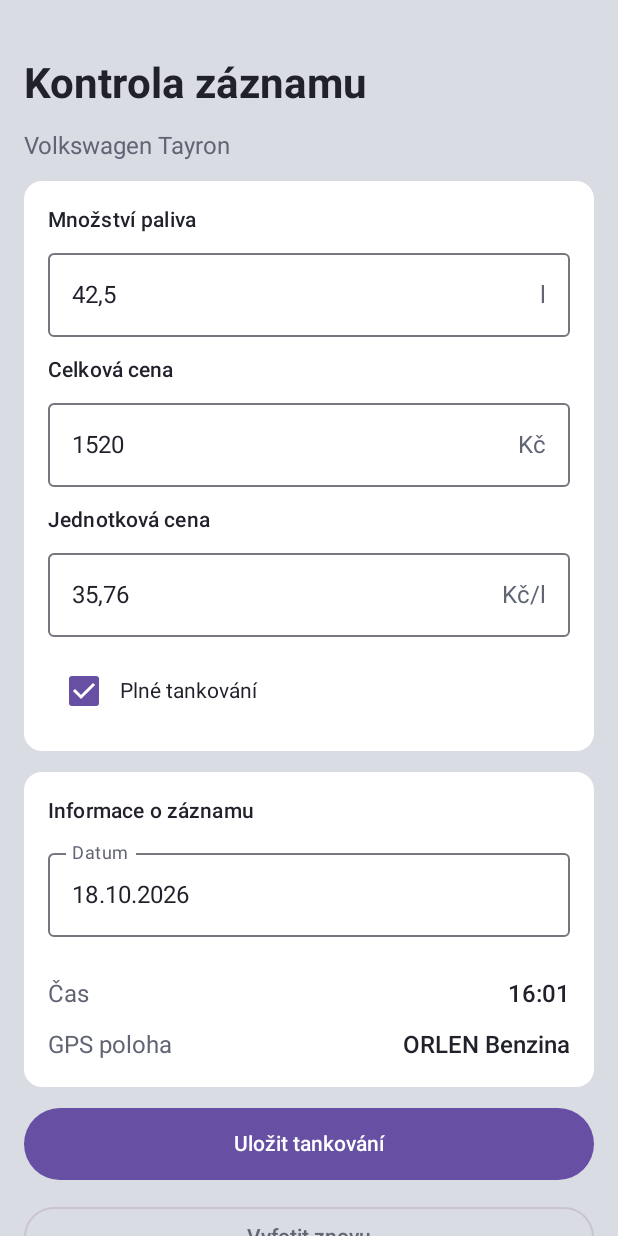
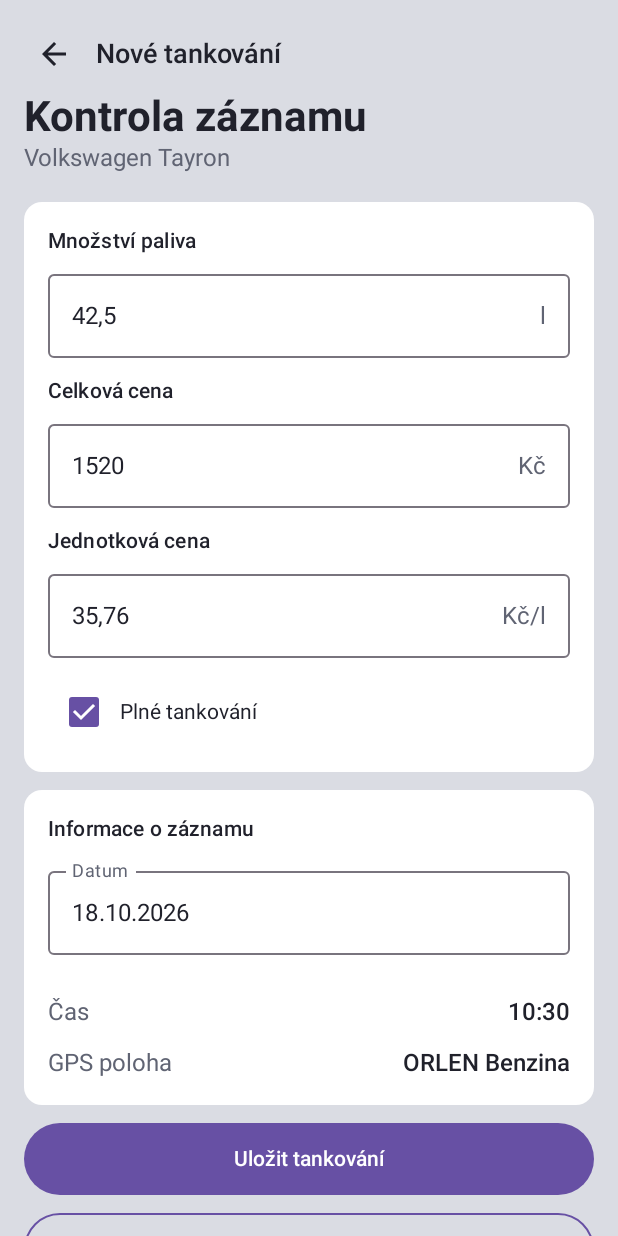
Before and after one commit to Andr3wHere/Fueling_Management_Tool, an Android app built with Jetpack Compose: the @Preview function EditFuelRecordLightPreview, on a phone screen of 412 x 824 dp. Run offline under Robolectric (Android 15) with nearby library versions, the phone set to English and light mode, and no system bars.

Commit message:
SCRUM-94. Added back button to top of form. Fixed alignment to the back button in camera screen and layout in Figma. Changed button colors. New logic for showing certain buttons according to form state. Form now scrolls above keyboard.

```diff
--- a/App/app/src/main/java/cz/ddt/fuelingmanagementtool/feature/fuel_record/EditFuelRecordScreen.kt
+++ b/App/app/src/main/java/cz/ddt/fuelingmanagementtool/feature/fuel_record/EditFuelRecordScreen.kt
@@ -2,21 +2,28 @@
 package cz.ddt.fuelingmanagementtool.feature.fuel_record
 
 import android.content.res.Configuration
+import androidx.activity.compose.BackHandler
+import androidx.compose.foundation.BorderStroke
 import androidx.compose.foundation.layout.*
 import androidx.compose.foundation.rememberScrollState
 import androidx.compose.foundation.verticalScroll
 import androidx.compose.foundation.text.KeyboardOptions
 import androidx.compose.material3.*
 import androidx.compose.runtime.*
+import androidx.compose.ui.Alignment
 import androidx.compose.ui.Modifier
 import androidx.compose.ui.text.font.FontWeight
+import androidx.compose.ui.text.input.ImeAction
 import androidx.compose.ui.text.input.KeyboardType
 import androidx.compose.ui.tooling.preview.Preview
 import androidx.compose.ui.unit.dp
+import androidx.compose.ui.unit.sp
+import cz.ddt.fuelingmanagementtool.ui.icons.AppIcons
 import cz.ddt.fuelingmanagementtool.ui.theme.FuelingManagementToolTheme
 import java.math.BigDecimal
 import java.math.RoundingMode
 import java.time.LocalDate
+import java.time.LocalTime
 import java.time.format.DateTimeFormatter
 import java.time.format.ResolverStyle
 
@@ -37,8 +44,15 @@ private fun formatDecimal(value: BigDecimal): String =
         .toPlainString()
         .replace('.', ',')
 
+enum class FuelRecordFormMode {
+    CAMERA_CREATE,
+    MANUAL_CREATE,
+    EDIT_EXISTING
+}
+
 @Composable
 fun EditFuelRecordScreen(
+    mode: FuelRecordFormMode = FuelRecordFormMode.MANUAL_CREATE,
     onSave: (String, String, String, String) -> Unit =
         { _, _, _, _ -> },
     onBack: () -> Unit = {},
@@ -51,7 +65,7 @@ fun EditFuelRecordScreen(
     initialLiters: String = "",
     initialPrice: String = "",
     initialUnitPrice: String = "",
-    recordTime: String = "16:01",
+    recordTime: String = LocalTime.now().format(DateTimeFormatter.ofPattern("HH:mm")),
     gpsLocation: String = "ORLEN Benzina",
     isSaving: Boolean = false,
     saveError: String? = null,
@@ -60,6 +74,8 @@ fun EditFuelRecordScreen(
     onDelete: (() -> Unit)? = null
 ) {
     val isBusy = isSaving || isDeleting
+
+    BackHandler(enabled = isBusy) {}
 
     var date by remember(initialDate) {
         mutableStateOf(initialDate)
@@ -163,21 +179,53 @@ fun EditFuelRecordScreen(
     }
 
     Scaffold(
-        containerColor = MaterialTheme.colorScheme.background,
+        containerColor = MaterialTheme.colorScheme.background
     ) { innerPadding ->
 
         Column(
             modifier = Modifier
                 .fillMaxSize()
                 .padding(innerPadding)
+                .consumeWindowInsets(innerPadding)
+                .imePadding()
                 .verticalScroll(rememberScrollState())
-                .padding(
-                    horizontal = 16.dp
+        ) {
+            Row(
+                modifier = Modifier
+                    .fillMaxWidth()
+                    .padding(start = 12.dp, end = 12.dp, top = 12.dp),
+                verticalAlignment = Alignment.CenterVertically
+            ) {
+                IconButton(
+                    onClick = onBack,
+                    enabled = !isBusy
+                ) {
+                    Icon(
+                        imageVector = AppIcons.ArrowBack,
+                        contentDescription = "Zpět",
+                        tint = MaterialTheme.colorScheme.onBackground
+                    )
+                }
+                Spacer(modifier = Modifier.width(4.dp))
+                Text(
+                    text = if (mode == FuelRecordFormMode.EDIT_EXISTING) {
+                        "Upravit tankování"
+                    } else {
+                        "Nové tankování"
+                    },
+                    style = MaterialTheme.typography.titleMedium.copy(
+                        fontSize = 18.sp,
+                        fontWeight = FontWeight.SemiBold
                     ),
-            verticalArrangement =
-                Arrangement.spacedBy(14.dp)
+                    color = MaterialTheme.colorScheme.onBackground
+                )
+            }
+
+            Column(
+                modifier = Modifier
+                    .fillMaxWidth()
+                    .padding(horizontal = 16.dp)
             ) {
-            Spacer(modifier = Modifier.height(24.dp))
                 Text(
                     text = "Kontrola záznamu",
                     style = MaterialTheme.typography.headlineMedium,
@@ -190,6 +238,12 @@ fun EditFuelRecordScreen(
                     color = MaterialTheme.colorScheme.onSurfaceVariant
                 )
 
+                Spacer(modifier = Modifier.height(20.dp))
+                Column(
+                    modifier = Modifier.fillMaxWidth(),
+                    verticalArrangement =
+                        Arrangement.spacedBy(12.dp)
+                ) {
                 if (ocrWarning != null) {
                     Card(
                         modifier = Modifier.fillMaxWidth(),
@@ -205,7 +259,6 @@ fun EditFuelRecordScreen(
                         )
                     }
                 }
-
                 // Karta 1: Údaje o tankování
                 Card(
                     modifier = Modifier.fillMaxWidth(),
@@ -241,7 +294,8 @@ fun EditFuelRecordScreen(
                             },
                             suffix = { Text("l") },
                             keyboardOptions = KeyboardOptions(
-                            keyboardType = KeyboardType.Decimal
+                                keyboardType = KeyboardType.Decimal,
+                                imeAction = ImeAction.Next
                             ),
                             singleLine = true,
                             enabled = !isBusy,
@@ -274,7 +328,8 @@ fun EditFuelRecordScreen(
                             },
                             suffix = { Text("Kč") },
                             keyboardOptions = KeyboardOptions(
-                            keyboardType = KeyboardType.Decimal
+                                keyboardType = KeyboardType.Decimal,
+                                imeAction = ImeAction.Next
                             ),
                             singleLine = true,
                             enabled = !isBusy,
@@ -307,7 +362,8 @@ fun EditFuelRecordScreen(
                             },
                             suffix = { Text("Kč/l") },
                             keyboardOptions = KeyboardOptions(
-                            keyboardType = KeyboardType.Decimal
+                                keyboardType = KeyboardType.Decimal,
+                                imeAction = ImeAction.Next
                             ),
                             singleLine = true,
                             enabled = !isBusy,
@@ -373,6 +429,9 @@ fun EditFuelRecordScreen(
                             placeholder = {
                                 Text("dd.MM.rrrr")
                             },
+                            keyboardOptions = KeyboardOptions(
+                                imeAction = ImeAction.Done
+                            ),
                             singleLine = true,
                             enabled = !isBusy,
                             isError = submitted && !validDate,
@@ -433,20 +492,33 @@ fun EditFuelRecordScreen(
                     }
                 }
 
+                if (mode == FuelRecordFormMode.CAMERA_CREATE) {
                     OutlinedButton(
                         onClick = onRetakePhoto,
                         enabled = !isBusy,
-                modifier = Modifier.fillMaxWidth()
+                        border = BorderStroke(1.dp, MaterialTheme.colorScheme.primary),
+                        colors = ButtonDefaults.outlinedButtonColors(
+                            contentColor = MaterialTheme.colorScheme.primary
+                        ),
+                        modifier = Modifier
+                            .fillMaxWidth()
+                            .height(48.dp)
                     ) {
                         Text("Vyfotit znovu")
                     }
+                }
 
+                if (mode != FuelRecordFormMode.EDIT_EXISTING) {
                     TextButton(
                         onClick = onDiscard,
                         enabled = !isBusy,
+                        colors = ButtonDefaults.textButtonColors(
+                            contentColor = MaterialTheme.colorScheme.onSurfaceVariant
+                        ),
                         modifier = Modifier.fillMaxWidth()
                     ) {
                         Text("Zahodit záznam")
+                    }
                 }
                 onDelete?.let { deleteRecord ->
                     TextButton(
@@ -470,6 +542,10 @@ fun EditFuelRecordScreen(
                             onDismiss = { showDeleteDialog = false }
                         )
                     }
+                }
+            }
+
+            Spacer(modifier = Modifier.height(24.dp))
         }
         }
     }
@@ -507,6 +583,7 @@ private fun EditFuelRecordLightPreview() {
         dynamicColor = false
     ) {
         EditFuelRecordScreen(
+            mode = FuelRecordFormMode.CAMERA_CREATE,
             initialDate = "18.10.2026",
             initialLiters = "42,5",
             initialPrice = "1520"
@@ -526,6 +603,7 @@ private fun EditFuelRecordDarkPreview() {
         dynamicColor = false
     ) {
         EditFuelRecordScreen(
+            mode = FuelRecordFormMode.CAMERA_CREATE,
             initialDate = "18.10.2026",
             initialLiters = "42,5",
             initialPrice = "1520"
--- a/App/app/src/main/java/cz/ddt/fuelingmanagementtool/navigation/NavHost.kt
+++ b/App/app/src/main/java/cz/ddt/fuelingmanagementtool/navigation/NavHost.kt
@@ -16,6 +16,7 @@ import cz.ddt.fuelingmanagementtool.feature.vehicle.VehicleListScreen
 import cz.ddt.fuelingmanagementtool.feature.vehicle.VehicleViewModel
 
 import cz.ddt.fuelingmanagementtool.feature.fuel_record.EditFuelRecordScreen
+import cz.ddt.fuelingmanagementtool.feature.fuel_record.FuelRecordFormMode
 import cz.ddt.fuelingmanagementtool.feature.fuel_record.FuelRecordListScreen
 import cz.ddt.fuelingmanagementtool.feature.fuel_record.FuelRecordUi
 import cz.ddt.fuelingmanagementtool.feature.fuel_record.FuelRecordViewModel
@@ -215,6 +216,7 @@ fun AppNavigation() {
             }
 
             EditFuelRecordScreen(
+                mode = if (fromCamera) FuelRecordFormMode.CAMERA_CREATE else FuelRecordFormMode.MANUAL_CREATE,
                 vehicleName = vehicles.find { it.id == vehicleId }?.name ?: "Vozidlo",
                 initialLiters = ocrLiters,
                 initialPrice = ocrPrice,
@@ -288,6 +290,7 @@ fun AppNavigation() {
                     }
 
                     EditFuelRecordScreen(
+                        mode = FuelRecordFormMode.EDIT_EXISTING,
                         vehicleName = vehicles.find { it.id == vehicleId }?.name ?: "Vozidlo",
                         initialDate = record.date.format(dateFormatter),
                         initialLiters = formatRecordInput(record.volumeCentilitres),
```
Lines whose indentation alone changed are shown as unchanged.
